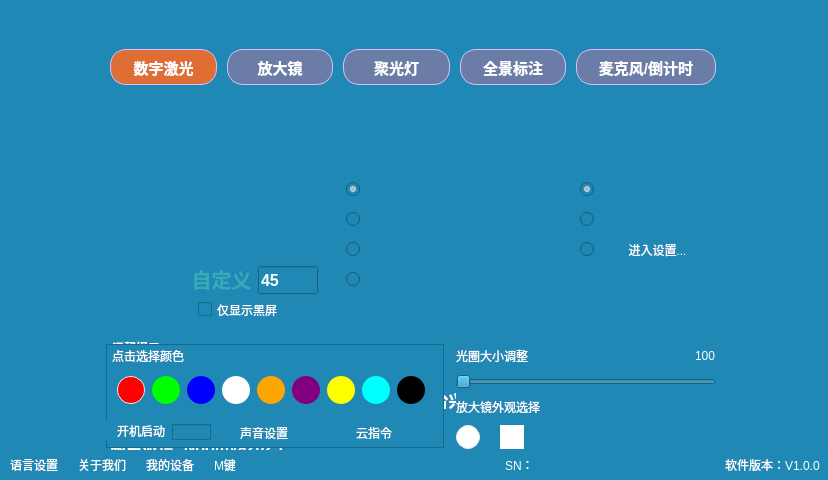
This is EasyPointer/mainwindow.ui in wlffeng2008/EasyPointer as Qt 5 draws it before an edit. The edited form follows.
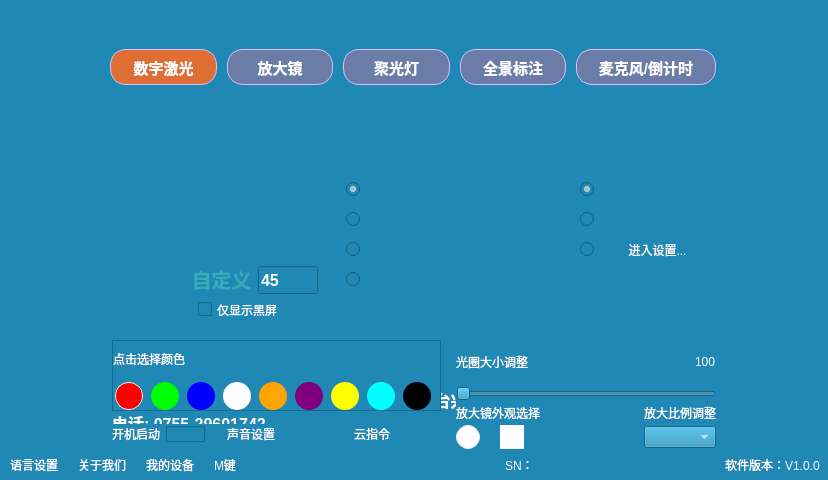
This is the edited form. Icons and pictures are not drawn.

Patch:
```diff
--- a/EasyPointer/mainwindow.ui
+++ b/EasyPointer/mainwindow.ui
@@ -38,84 +38,39 @@
    <widget class="QFrame" name="frameColor">
     <property name="geometry">
      <rect>
-      <x>106</x>
-      <y>344</y>
-      <width>338</width>
-      <height>104</height>
+      <x>112</x>
+      <y>340</y>
+      <width>329</width>
+      <height>71</height>
      </rect>
     </property>
-    <property name="styleSheet">
-     <string notr="true"/>
-    </property>
     <property name="frameShape">
      <enum>QFrame::Shape::StyledPanel</enum>
     </property>
     <property name="frameShadow">
      <enum>QFrame::Shadow::Raised</enum>
     </property>
-    <widget class="QLabel" name="labelCloudCmd">
-     <property name="geometry">
-      <rect>
-       <x>236</x>
-       <y>78</y>
-       <width>50</width>
-       <height>21</height>
-      </rect>
+    <layout class="QVBoxLayout" name="verticalLayout_9" stretch="0,1">
+     <property name="leftMargin">
+      <number>0</number>
      </property>
-     <property name="cursor">
-      <cursorShape>PointingHandCursor</cursorShape>
+     <property name="topMargin">
+      <number>0</number>
      </property>
-     <property name="text">
-      <string>云指令</string>
+     <property name="rightMargin">
+      <number>0</number>
      </property>
-     <property name="alignment">
-      <set>Qt::AlignmentFlag::AlignRight|Qt::AlignmentFlag::AlignTrailing|Qt::AlignmentFlag::AlignVCenter</set>
+     <property name="bottomMargin">
+      <number>0</number>
      </property>
-    </widget>
-    <widget class="QLabel" name="label_2">
-     <property name="geometry">
-      <rect>
-       <x>0</x>
-       <y>76</y>
-       <width>59</width>
-       <height>21</height>
-      </rect>
-     </property>
+     <item>
+      <widget class="QLabel" name="label">
      <property name="text">
-      <string>开机启动</string>
-     </property>
-     <property name="alignment">
-      <set>Qt::AlignmentFlag::AlignRight|Qt::AlignmentFlag::AlignTrailing|Qt::AlignmentFlag::AlignVCenter</set>
-     </property>
-    </widget>
-    <widget class="QLabel" name="labelAudioSet">
-     <property name="geometry">
-      <rect>
-       <x>118</x>
-       <y>78</y>
-       <width>64</width>
-       <height>21</height>
-      </rect>
-     </property>
-     <property name="cursor">
-      <cursorShape>PointingHandCursor</cursorShape>
-     </property>
-     <property name="text">
-      <string>声音设置</string>
-     </property>
-     <property name="alignment">
-      <set>Qt::AlignmentFlag::AlignRight|Qt::AlignmentFlag::AlignTrailing|Qt::AlignmentFlag::AlignVCenter</set>
-     </property>
-    </widget>
-    <widget class="QWidget" name="layoutWidget">
-     <property name="geometry">
-      <rect>
-       <x>10</x>
-       <y>26</y>
-       <width>318</width>
-       <height>40</height>
-      </rect>
-     </property>
+        <string>点击选择颜色</string>
+       </property>
+      </widget>
+     </item>
+     <item>
      <layout class="QHBoxLayout" name="horizontalLayout">
       <item>
        <widget class="QPushButton" name="pushButton_C1">
@@ -561,77 +516,8 @@
        </widget>
       </item>
      </layout>
-    </widget>
-    <widget class="QCheckBox" name="checkBoxStart">
-     <property name="geometry">
-      <rect>
-       <x>66</x>
-       <y>78</y>
-       <width>40</width>
-       <height>20</height>
-      </rect>
-     </property>
-     <property name="styleSheet">
-      <string notr="true">    QCheckBox::indicator:unchecked {
-            background: transparent;
-            image: url(:/images/a-empty.png); }
-    QCheckBox::indicator:checked {
-            background: transparent;
-            image: url(:/images/a-checked.png); }
-
-    QCheckBox::indicator {
-            width: 39px;
-            height: 16px; }</string>
-     </property>
-     <property name="text">
-      <string/>
-     </property>
-    </widget>
-    <widget class="QLabel" name="label">
-     <property name="geometry">
-      <rect>
-       <x>6</x>
-       <y>2</y>
-       <width>225</width>
-       <height>20</height>
-      </rect>
-     </property>
-     <property name="text">
-      <string>点击选择颜色</string>
-     </property>
-    </widget>
-    <widget class="QLabel" name="label_13">
-     <property name="geometry">
-      <rect>
-       <x>188</x>
-       <y>80</y>
-       <width>38</width>
-       <height>16</height>
-      </rect>
-     </property>
-     <property name="text">
-      <string/>
-     </property>
-     <property name="pixmap">
-      <pixmap resource="res.qrc">:/images/share1.png</pixmap>
-     </property>
-    </widget>
-    <widget class="QLabel" name="labelSetting">
-     <property name="geometry">
-      <rect>
-       <x>292</x>
-       <y>80</y>
-       <width>38</width>
-       <height>16</height>
-      </rect>
-     </property>
-     <property name="text">
-      <string/>
-     </property>
-     <property name="pixmap">
-      <pixmap resource="res.qrc">:/images/setting1.png</pixmap>
-     </property>
-    </widget>
+     </item>
+    </layout>
    </widget>
    <widget class="QStackedWidget" name="stackedWidget1">
     <property name="geometry">
@@ -775,7 +661,7 @@
         <height>110</height>
        </rect>
       </property>
-      <layout class="QVBoxLayout" name="verticalLayout_5" stretch="1,1,1,0">
+      <layout class="QVBoxLayout" name="verticalLayout_5" stretch="1,1,0,0">
        <property name="spacing">
         <number>2</number>
        </property>
@@ -839,6 +725,8 @@
         </widget>
        </item>
        <item>
+        <layout class="QHBoxLayout" name="horizontalLayout_14">
+         <item>
         <widget class="QLabel" name="label_6">
          <property name="text">
           <string>放大镜外观选择</string>
@@ -846,6 +734,28 @@
         </widget>
        </item>
        <item>
+          <spacer name="horizontalSpacer_10">
+           <property name="orientation">
+            <enum>Qt::Orientation::Horizontal</enum>
+           </property>
+           <property name="sizeHint" stdset="0">
+            <size>
+             <width>40</width>
+             <height>20</height>
+            </size>
+           </property>
+          </spacer>
+         </item>
+         <item>
+          <widget class="QLabel" name="label_10">
+           <property name="text">
+            <string>放大比例调整</string>
+           </property>
+          </widget>
+         </item>
+        </layout>
+       </item>
+       <item>
         <layout class="QHBoxLayout" name="horizontalLayout_9">
          <property name="spacing">
           <number>20</number>
@@ -970,6 +880,13 @@
            </property>
           </spacer>
          </item>
+         <item>
+          <widget class="QComboBox" name="comboBoxEnlarge">
+           <property name="maxVisibleItems">
+            <number>20</number>
+           </property>
+          </widget>
+         </item>
         </layout>
        </item>
       </layout>
@@ -1383,6 +1300,12 @@
         <height>30</height>
        </rect>
       </property>
+      <property name="font">
+       <font>
+        <pointsize>-1</pointsize>
+        <fontweight>DemiBold</fontweight>
+       </font>
+      </property>
       <property name="cursor">
        <cursorShape>PointingHandCursor</cursorShape>
       </property>
@@ -1974,10 +1897,10 @@
    <widget class="QLabel" name="labelContact">
     <property name="geometry">
      <rect>
-      <x>110</x>
+      <x>112</x>
       <y>342</y>
-      <width>601</width>
-      <height>108</height>
+      <width>598</width>
+      <height>102</height>
      </rect>
     </property>
     <property name="font">
@@ -2470,17 +2393,117 @@
      <bool>true</bool>
     </property>
    </widget>
+   <widget class="QFrame" name="frameSetting">
+    <property name="geometry">
+     <rect>
+      <x>108</x>
+      <y>424</y>
+      <width>339</width>
+      <height>20</height>
+     </rect>
+    </property>
+    <layout class="QHBoxLayout" name="horizontalLayout_15">
+     <property name="leftMargin">
+      <number>0</number>
+     </property>
+     <property name="topMargin">
+      <number>0</number>
+     </property>
+     <property name="rightMargin">
+      <number>0</number>
+     </property>
+     <property name="bottomMargin">
+      <number>0</number>
+     </property>
+     <item>
+      <widget class="QLabel" name="label_2">
+       <property name="text">
+        <string>开机启动</string>
+       </property>
+       <property name="alignment">
+        <set>Qt::AlignmentFlag::AlignRight|Qt::AlignmentFlag::AlignTrailing|Qt::AlignmentFlag::AlignVCenter</set>
+       </property>
+      </widget>
+     </item>
+     <item>
+      <widget class="QCheckBox" name="checkBoxStart">
+       <property name="styleSheet">
+        <string notr="true">    QCheckBox::indicator:unchecked {
+            background: transparent;
+            image: url(:/images/a-empty.png); }
+    QCheckBox::indicator:checked {
+            background: transparent;
+            image: url(:/images/a-checked.png); }
+
+    QCheckBox::indicator {
+            width: 39px;
+            height: 16px; }</string>
+       </property>
+       <property name="text">
+        <string/>
+       </property>
+      </widget>
+     </item>
+     <item>
+      <widget class="QLabel" name="labelAudioSet">
+       <property name="cursor">
+        <cursorShape>PointingHandCursor</cursorShape>
+       </property>
+       <property name="text">
+        <string>声音设置</string>
+       </property>
+       <property name="alignment">
+        <set>Qt::AlignmentFlag::AlignRight|Qt::AlignmentFlag::AlignTrailing|Qt::AlignmentFlag::AlignVCenter</set>
+       </property>
+      </widget>
+     </item>
+     <item>
+      <widget class="QLabel" name="label_13">
+       <property name="text">
+        <string/>
+       </property>
+       <property name="pixmap">
+        <pixmap resource="res.qrc">:/images/share1.png</pixmap>
+       </property>
+      </widget>
+     </item>
+     <item>
+      <widget class="QLabel" name="labelCloudCmd">
+       <property name="cursor">
+        <cursorShape>PointingHandCursor</cursorShape>
+       </property>
+       <property name="text">
+        <string>云指令</string>
+       </property>
+       <property name="alignment">
+        <set>Qt::AlignmentFlag::AlignRight|Qt::AlignmentFlag::AlignTrailing|Qt::AlignmentFlag::AlignVCenter</set>
+       </property>
+      </widget>
+     </item>
+     <item>
+      <widget class="QLabel" name="labelSetting">
+       <property name="text">
+        <string/>
+       </property>
+       <property name="pixmap">
+        <pixmap resource="res.qrc">:/images/setting1.png</pixmap>
+       </property>
+      </widget>
+     </item>
+    </layout>
+   </widget>
+   <zorder>labelContact</zorder>
    <zorder>labelBattery</zorder>
    <zorder>pushButtonMin</zorder>
    <zorder>pushButtonExit</zorder>
    <zorder>frameFunc</zorder>
-   <zorder>labelContact</zorder>
    <zorder>layoutWidget</zorder>
    <zorder>layoutWidget</zorder>
    <zorder>labelNotice</zorder>
    <zorder>frameColor</zorder>
    <zorder>stackedWidget0</zorder>
    <zorder>stackedWidget1</zorder>
+   <zorder>frameSetting</zorder>
   </widget>
  </widget>
  <tabstops>
```
Left out of the diff: 6 changed lines with no effect on the pictures. Lines whose indentation alone changed are shown as unchanged.
